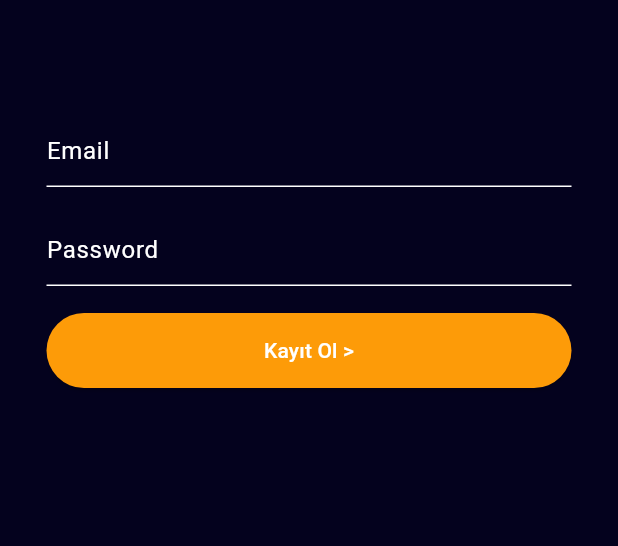
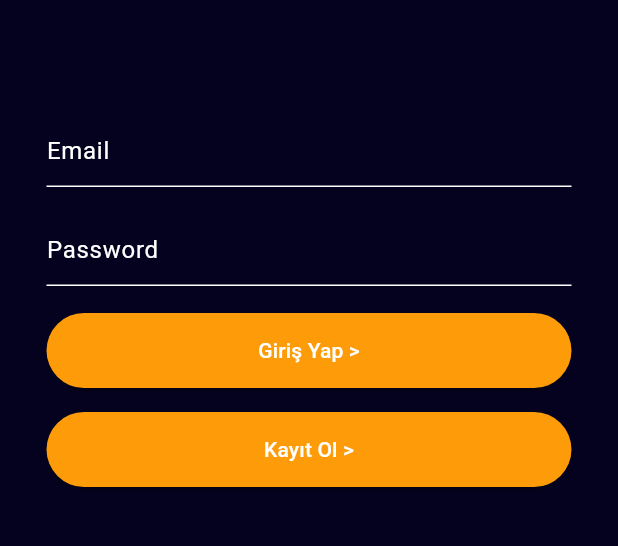
Before and after one commit to Dyunmez/ouagrup86, a Flutter app: the HomeScreen screen opened directly, after a tap on "Kayıt Ol >", on a phone screen of 412 x 824 dp, the part 584-1130 px from its top. Run offline on Flutter 3.47's test engine with Material 3 defaults, Android fonts, the phone set to English and light mode, and no system bars; our stand-ins replace firebase_auth, firebase_core; accounts and stored records are empty; network calls fail.

```diff
--- a/lib/screens/DetailScreen.dart
+++ b/lib/screens/DetailScreen.dart
@@ -86,7 +86,7 @@ class DetailScreen extends StatelessWidget {
                   ),
                 ],
               ),
-              Divider(
+              const Divider(
                 color: Colors.white,
               ),
               const Text(
--- a/lib/screens/HomeScreen.dart
+++ b/lib/screens/HomeScreen.dart
@@ -1,10 +1,80 @@
 import 'package:flutter/material.dart';
+import 'package:firebase_auth/firebase_auth.dart';
+import 'package:oua_bootcamp/screens/EpisodeScreen.dart';
 
-class HomeScreen extends StatelessWidget {
+class HomeScreen extends StatefulWidget {
   const HomeScreen({super.key});
 
   @override
+  State<HomeScreen> createState() => _HomeScreenState();
+}
+
+class _HomeScreenState extends State<HomeScreen> {
+  @override
+  void initState() {
+    // TODO: implement initState
+    super.initState();
+    FirebaseAuth.instance.authStateChanges().listen((User? user) {
+      if (user == null) {
+        print('User is currently signed out!');
+      } else {
+        print('User is signed in!');
+      }
+    });
+    //kayitOl();
+  }
+
+  void girisYap(eposta, sifre) async {
+    try {
+      await FirebaseAuth.instance.signInWithEmailAndPassword(
+        email: eposta,
+        password: sifre,
+      );
+      Navigator.of(context).push(
+        MaterialPageRoute(builder: (context) => const EpisodeScreen()),
+      );
+    } on FirebaseAuthException catch (e) {
+      if (e.code == 'user-not-found') {
+        print('No user found for that email.');
+      } else if (e.code == 'wrong-password') {
+        print('Wrong password provided for that user.');
+      }
+      ScaffoldMessenger.of(context).showSnackBar(
+        const SnackBar(
+          content:
+              Text('Kullanıcı adı veya şifre hatalı. Lütfen tekrar deneyin.'),
+        ),
+      );
+    }
+  }
+  /*
+   email: "nazmiaras@yahoo.com",
+        password: "123123123",
+  */
+
+  void kayitOl(eposta, sifre) async {
+    await FirebaseAuth.instance
+        .createUserWithEmailAndPassword(email: eposta, password: sifre);
+    try {
+      await FirebaseAuth.instance.signInWithEmailAndPassword(
+        email: eposta,
+        password: sifre,
+      );
+      MaterialPageRoute(builder: (context) => const EpisodeScreen());
+    } on FirebaseAuthException catch (e) {
+      print(e);
+      ScaffoldMessenger.of(context).showSnackBar(
+        const SnackBar(
+          content: Text('Lütfen tekrar deneyin.'),
+        ),
+      );
+    }
+  }
+
+  @override
   Widget build(BuildContext context) {
+    String eposta = "";
+    String sifre = "";
     return Scaffold(
       backgroundColor: Color.fromRGBO(4, 2, 30, 1),
       body: Container(
@@ -20,15 +90,16 @@ class HomeScreen extends StatelessWidget {
               height: 77,
             ),
             SizedBox(
-              height: 185,
+              height: 300,
               width: 350,
               child: Column(
                 children: [
-                  const SizedBox(
+                  SizedBox(
                     height: 50,
                     width: 350,
                     child: TextField(
-                      decoration: InputDecoration(
+                      onChanged: (value) => eposta = value,
+                      decoration: const InputDecoration(
                         hintText: "Email",
                         hintStyle: TextStyle(
                           color: Colors.white,
@@ -49,11 +120,12 @@ class HomeScreen extends StatelessWidget {
                   const SizedBox(
                     height: 16,
                   ),
-                  const SizedBox(
+                  SizedBox(
                     height: 50,
                     width: 350,
                     child: TextField(
-                      decoration: InputDecoration(
+                      onChanged: (value) => sifre = value,
+                      decoration: const InputDecoration(
                         hintText: "Password",
                         hintStyle: TextStyle(
                           color: Colors.white,
@@ -78,7 +150,26 @@ class HomeScreen extends StatelessWidget {
                     height: 50,
                     width: 350,
                     child: ElevatedButton(
-                      onPressed: () {},
+                      onPressed: () {
+                        girisYap(eposta, sifre);
+                      },
+                      child: Text("Giriş Yap >",
+                          style: TextStyle(color: Colors.white)),
+                      style: ButtonStyle(
+                          backgroundColor: MaterialStateProperty.all<Color>(
+                              Color.fromRGBO(253, 155, 8, 1))),
+                    ),
+                  ),
+                  const SizedBox(
+                    height: 16,
+                  ),
+                  SizedBox(
+                    height: 50,
+                    width: 350,
+                    child: ElevatedButton(
+                      onPressed: () {
+                        kayitOl(eposta, sifre);
+                      },
                       child: const Text("Kayıt Ol >",
                           style: TextStyle(color: Colors.white)),
                       style: ButtonStyle(
--- a/lib/screens/TvSeriesScreen.dart
+++ b/lib/screens/TvSeriesScreen.dart
@@ -82,7 +82,7 @@ class TvSeriesScreen extends StatelessWidget {
               Container(
                   decoration: BoxDecoration(
                       borderRadius: BorderRadius.circular(2),
-                      color: Color.fromRGBO(4, 2, 15, 1)),
+                      color: Color.fromRGBO(4, 3, 15, 1)),
                   height: 75,
                   width: 400,
                   child: Row(
--- a/pubspec.yaml
+++ b/pubspec.yaml
@@ -35,6 +35,7 @@ dependencies:
   # The following adds the Cupertino Icons font to your application.
   # Use with the CupertinoIcons class for iOS style icons.
   cupertino_icons: ^1.0.6
+  firebase_auth: ^5.1.3
 
 dev_dependencies:
   flutter_test:
```
Also changed, not shown: lib/main.dart (+8 -2 lines), lib/screens/EpisodeScreen.dart (added, +199 -0 lines), firebase.json (added), lib/firebase_options.dart (added), pubspec.lock, 6 other files.
